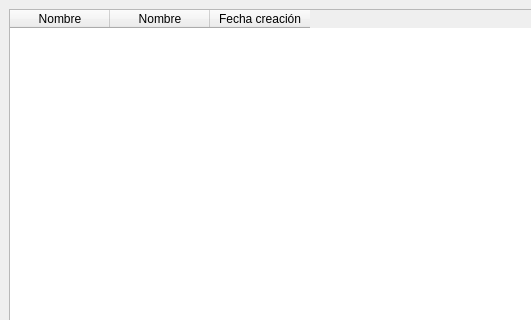
First picture: the form in Interfaces/view_ventana_principal.ui, repository adrianvillanueva997/computation_lab_2, before the edit; both pictures show x 0 to 531 and y 0 to 320 of the 800 by 600 pixel window.
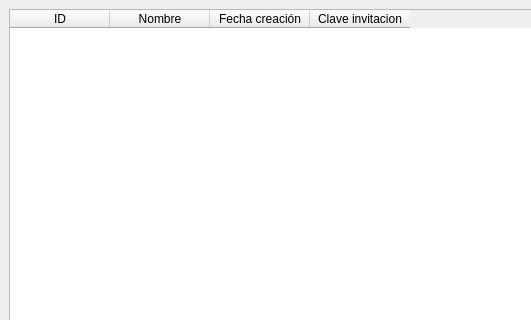
Second picture: the form after the edit.

Commit message:
Funcionalidad ventanas básica v2
Aún quedan por implementar cargar, entrenar y clasificar

What changed in the file:
```diff
--- a/Interfaces/view_ventana_principal.ui
+++ b/Interfaces/view_ventana_principal.ui
@@ -23,7 +23,7 @@
          <widget class="QTableWidget" name="table_proyectos">
           <column>
            <property name="text">
-            <string>Nombre</string>
+            <string>ID</string>
            </property>
           </column>
           <column>
@@ -36,6 +36,11 @@
             <string>Fecha creación</string>
            </property>
           </column>
+          <column>
+           <property name="text">
+            <string>Clave invitacion</string>
+           </property>
+          </column>
          </widget>
         </item>
        </layout>
```
Left out of the diff: 6 changed lines with no effect on the pictures. The commit also changes 26 other files.
